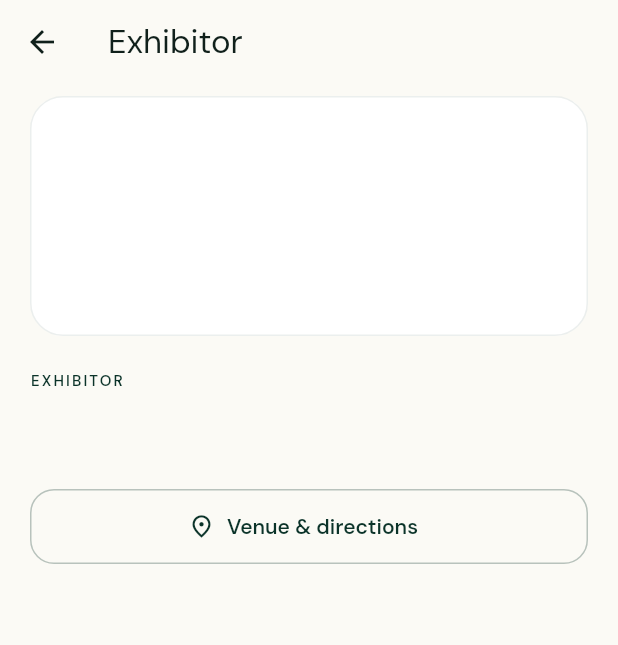
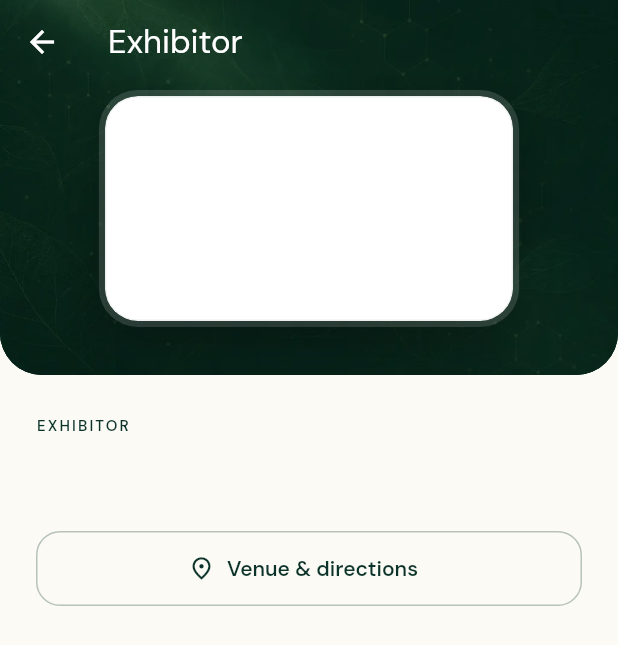
Before and after one commit to sprdh-repo/bio-connect, a Flutter app: the ExhibitorDetailScreen screen opened directly with empty values, on a phone screen of 412 x 824 dp. Shown: the top 645 px of the screen. Run offline on Flutter 3.47's test engine with Material 3 defaults, Android fonts, the phone set to English and light mode, and no system bars; our stand-ins replace cached_network_image, custom_refresh_indicator, dio, flutter_cache_manager, flutter_secure_storage, qr_flutter and 1 more; missing offline and left inert: mobile_scanner; accounts and stored records are empty; network calls fail.

Commit message:
feat(mobile): redesigned exhibitor detail with shared collapsing header
- Exhibitor detail with framed logo header, stall panel and about card
- Shared DetailHeader, HeaderFrame, DetailPanel and DetailFact widgets
- Speaker detail moved onto the shared header
- Collapsed header stays solid; the header picture fades before the title

```diff
--- a/mobile/lib/screens/exhibitors_screen.dart
+++ b/mobile/lib/screens/exhibitors_screen.dart
@@ -4,8 +4,10 @@ import 'package:provider/provider.dart';
 import '../main.dart';
 import '../models/event_content.dart';
 import '../providers/content_provider.dart';
+import '../widgets/detail_header.dart';
 import '../widgets/directory.dart';
 import '../widgets/interaction.dart';
+import '../widgets/motion.dart';
 import 'event_guide_screens.dart';
 
 enum ExhibitorSort { stall, name }
@@ -404,52 +406,122 @@ class ExhibitorDetailScreen extends StatelessWidget {
     final floorPlan =
         context.watch<ContentProvider>().content?.guide.venue.floorPlanUrl ??
         '';
+    final logoWidth = (MediaQuery.sizeOf(context).width * .68).clamp(
+      200.0,
+      300.0,
+    );
+    const logoHeight = 150.0;
     return Scaffold(
-      appBar: AppBar(title: const Text('Exhibitor')),
-      body: ListView(
-        padding: const EdgeInsets.fromLTRB(20, 8, 20, 32),
-        children: [
-          Hero(
+      body: CustomScrollView(
+        slivers: [
+          DetailHeader(
+            title: 'Exhibitor',
+            childHeight: logoHeight + 8,
+            child: Hero(
               tag: _heroTag(e),
+              child: HeaderFrame(
+                width: logoWidth,
                 child: LogoBox(
                   url: e.logoUrl,
                   name: e.name,
                   size: double.infinity,
-              height: 160,
+                  height: logoHeight,
                   radius: 22,
-              padding: 28,
+                  padding: 24,
                 ),
               ),
-          const SizedBox(height: 22),
-          const Eyebrow('EXHIBITOR'),
-          const SizedBox(height: 8),
-          SelectableText(
+            ),
+          ),
+          SliverPadding(
+            padding: const EdgeInsets.fromLTRB(24, 26, 24, 36),
+            sliver: SliverList.list(
+              children: [
+                const Reveal(child: Eyebrow('EXHIBITOR')),
+                const SizedBox(height: 10),
+                Reveal(
+                  order: 1,
+                  child: SelectableText(
                     e.name,
                     style: const TextStyle(
                       fontFamily: 'Manrope',
-              fontSize: 28,
-              height: 1.15,
+                      fontSize: 26,
+                      height: 1.18,
                       color: ink,
                     ),
                   ),
+                ),
                 if (e.stallType.isNotEmpty) ...[
-            const SizedBox(height: 10),
-            Align(alignment: Alignment.centerLeft, child: Pill(e.stallType)),
+                  const SizedBox(height: 12),
+                  Align(
+                    alignment: Alignment.centerLeft,
+                    child: Pill(e.stallType),
+                  ),
                 ],
                 // Stall and floor plan details appear only once published.
-          if (e.hasStall) ...[
+                if (e.hasStall)
+                  Reveal(
+                    order: 2,
+                    child: Padding(
+                      padding: const EdgeInsets.only(top: 20),
+                      child: _StallPanel(e, floorPlan: floorPlan),
+                    ),
+                  )
+                else if (floorPlan.isNotEmpty) ...[
                   const SizedBox(height: 20),
-            Container(
-              padding: const EdgeInsets.all(20),
-              decoration: BoxDecoration(
-                color: forest,
-                borderRadius: BorderRadius.circular(20),
+                  OutlinedButton.icon(
+                    onPressed: () => openLink(context, floorPlan),
+                    icon: const Icon(Icons.map_outlined),
+                    label: const Text('Open venue floor plan'),
                   ),
-              child: Column(
-                crossAxisAlignment: CrossAxisAlignment.start,
+                ],
+                if (e.description.isNotEmpty)
+                  Reveal(
+                    order: 3,
+                    child: Padding(
+                      padding: const EdgeInsets.only(top: 16),
+                      child: DetailPanel(
+                        padding: 18,
+                        children: [
+                          const Eyebrow('ABOUT'),
+                          const SizedBox(height: 10),
+                          SelectableText(
+                            e.description,
+                            style: const TextStyle(
+                              color: ink,
+                              height: 1.6,
+                              fontSize: 15,
+                            ),
+                          ),
+                        ],
+                      ),
+                    ),
+                  ),
+                const SizedBox(height: 24),
+                OutlinedButton.icon(
+                  onPressed: () => showGuidePage(context, const VenueScreen()),
+                  icon: const Icon(Icons.place_outlined),
+                  label: const Text('Venue & directions'),
+                ),
+              ],
+            ),
+          ),
+        ],
+      ),
+    );
+  }
+}
+
+/// Where to find the exhibitor: the stall number large, with the floor plan.
+class _StallPanel extends StatelessWidget {
+  const _StallPanel(this.exhibitor, {required this.floorPlan});
+  final Exhibitor exhibitor;
+  final String floorPlan;
+
+  @override
+  Widget build(BuildContext context) => DetailPanel(
+    padding: 18,
     children: [
       Row(
-                    crossAxisAlignment: CrossAxisAlignment.start,
         children: [
           Expanded(
             child: Column(
@@ -458,72 +530,51 @@ class ExhibitorDetailScreen extends StatelessWidget {
                 const Text(
                   'FIND THEM AT STALL',
                   style: TextStyle(
-                                color: lime,
+                    color: muted,
                     fontSize: 10,
                     fontWeight: FontWeight.w700,
                     letterSpacing: 1.3,
                   ),
                 ),
-                            const SizedBox(height: 6),
+                const SizedBox(height: 4),
                 Text(
-                              e.stallNumber,
+                  exhibitor.stallNumber,
                   style: const TextStyle(
-                                color: Colors.white,
+                    color: forest,
                     fontFamily: 'Manrope',
-                                fontSize: 40,
+                    fontSize: 38,
                     height: 1.1,
                   ),
                 ),
               ],
             ),
           ),
-                      const Icon(
+          Container(
+            width: 56,
+            height: 56,
+            decoration: BoxDecoration(
+              color: lime.withValues(alpha: .45),
+              borderRadius: BorderRadius.circular(18),
+            ),
+            child: const Icon(
               Icons.storefront_outlined,
-                        color: lime,
-                        size: 30,
+              color: forest,
+              size: 28,
+            ),
           ),
         ],
       ),
       if (floorPlan.isNotEmpty) ...[
         const SizedBox(height: 16),
-                    FilledButton.icon(
-                      onPressed: () => openLink(context, floorPlan),
-                      style: FilledButton.styleFrom(
-                        backgroundColor: lime,
-                        foregroundColor: forest,
-                      ),
-                      icon: const Icon(Icons.map_outlined),
-                      label: const Text('Open venue floor plan'),
-                    ),
-                  ],
-                ],
-              ),
-            ),
-          ] else if (floorPlan.isNotEmpty) ...[
-            const SizedBox(height: 20),
-            OutlinedButton.icon(
+        SizedBox(
+          width: double.infinity,
+          child: FilledButton.icon(
             onPressed: () => openLink(context, floorPlan),
             icon: const Icon(Icons.map_outlined),
             label: const Text('Open venue floor plan'),
           ),
-          ],
-          if (e.description.isNotEmpty) ...[
-            const SizedBox(height: 26),
-            const SectionLabel('About'),
-            const SizedBox(height: 8),
-            SelectableText(
-              e.description,
-              style: const TextStyle(color: ink, height: 1.55, fontSize: 15),
         ),
       ],
-          const SizedBox(height: 26),
-          OutlinedButton.icon(
-            onPressed: () => showGuidePage(context, const VenueScreen()),
-            icon: const Icon(Icons.place_outlined),
-            label: const Text('Venue & directions'),
-          ),
     ],
-      ),
   );
 }
-}
--- /dev/null
+++ b/mobile/lib/widgets/detail_header.dart
@@ -0,0 +1,196 @@
+import 'package:flutter/material.dart';
+import 'package:flutter/services.dart';
+
+import '../main.dart';
+
+/// A collapsing forest header for detail pages, with [child] (a portrait or
+/// logo) centred on the leaf texture.
+class DetailHeader extends StatelessWidget {
+  const DetailHeader({
+    super.key,
+    required this.title,
+    required this.childHeight,
+    required this.child,
+  });
+  final String title;
+
+  /// The height [child] needs; the header grows to fit it under the toolbar.
+  final double childHeight;
+  final Widget child;
+
+  static const radius = Radius.circular(28);
+
+  @override
+  Widget build(BuildContext context) => SliverAppBar(
+    pinned: true,
+    stretch: true,
+    // The clipped flexible space paints the header, so the bar itself stays
+    // transparent and flat while content scrolls under it.
+    backgroundColor: Colors.transparent,
+    foregroundColor: Colors.white,
+    surfaceTintColor: Colors.transparent,
+    elevation: 0,
+    scrolledUnderElevation: 0,
+    systemOverlayStyle: SystemUiOverlayStyle.light,
+    expandedHeight: childHeight + kToolbarHeight + 36,
+    title: Text(title),
+    // The flexible space is sized to the bar's current height, so the rounded
+    // clip follows the bottom edge as the header collapses.
+    flexibleSpace: ClipRRect(
+      borderRadius: const BorderRadius.vertical(bottom: radius),
+      // FlexibleSpaceBar fades its background out once collapsed; this keeps
+      // a solid bar behind the toolbar.
+      child: ColoredBox(
+        color: forest,
+        child: FlexibleSpaceBar(
+          collapseMode: CollapseMode.parallax,
+          background: DecoratedBox(
+            decoration: const BoxDecoration(
+              color: forest,
+              image: DecorationImage(
+                image: AssetImage('assets/images/pass-texture.webp'),
+                fit: BoxFit.cover,
+                colorFilter: ColorFilter.mode(
+                  Color(0x59051C17),
+                  BlendMode.srcOver,
+                ),
+              ),
+            ),
+            child: SafeArea(
+              bottom: false,
+              child: Padding(
+                padding: const EdgeInsets.only(top: kToolbarHeight, bottom: 28),
+                child: Center(child: _CollapseFade(child: child)),
+              ),
+            ),
+          ),
+        ),
+      ),
+    ),
+  );
+}
+
+/// A soft frame that lifts a portrait or logo off the header.
+class HeaderFrame extends StatelessWidget {
+  const HeaderFrame({super.key, required this.child, this.width});
+  final Widget child;
+  final double? width;
+
+  @override
+  Widget build(BuildContext context) => Container(
+    width: width,
+    padding: const EdgeInsets.all(4),
+    decoration: BoxDecoration(
+      color: Colors.white.withValues(alpha: .14),
+      borderRadius: BorderRadius.circular(26),
+      boxShadow: const [
+        BoxShadow(
+          color: Color(0x40000000),
+          blurRadius: 24,
+          offset: Offset(0, 12),
+        ),
+      ],
+    ),
+    child: ClipRRect(borderRadius: BorderRadius.circular(22), child: child),
+  );
+}
+
+/// A labelled fact with an icon tile, for detail-page panels.
+class DetailFact extends StatelessWidget {
+  const DetailFact(this.icon, this.label, this.value, {super.key});
+  final IconData icon;
+  final String label, value;
+
+  @override
+  Widget build(BuildContext context) => Padding(
+    padding: const EdgeInsets.all(10),
+    child: Row(
+      crossAxisAlignment: CrossAxisAlignment.start,
+      children: [
+        Container(
+          width: 40,
+          height: 40,
+          decoration: BoxDecoration(
+            color: cream,
+            borderRadius: BorderRadius.circular(13),
+          ),
+          child: Icon(icon, color: forest, size: 20),
+        ),
+        const SizedBox(width: 12),
+        Expanded(
+          child: Column(
+            crossAxisAlignment: CrossAxisAlignment.start,
+            children: [
+              Text(
+                label.toUpperCase(),
+                style: const TextStyle(
+                  color: muted,
+                  fontSize: 10,
+                  fontWeight: FontWeight.w700,
+                  letterSpacing: 1.2,
+                ),
+              ),
+              const SizedBox(height: 3),
+              Text(
+                value,
+                style: const TextStyle(
+                  fontSize: 15,
+                  fontWeight: FontWeight.w600,
+                  height: 1.35,
+                ),
+              ),
+            ],
+          ),
+        ),
+      ],
+    ),
+  );
+}
+
+/// A white rounded panel grouping facts or copy on a detail page.
+class DetailPanel extends StatelessWidget {
+  const DetailPanel({super.key, required this.children, this.padding = 6});
+  final List<Widget> children;
+  final double padding;
+
+  @override
+  Widget build(BuildContext context) => Container(
+    width: double.infinity,
+    padding: EdgeInsets.all(padding),
+    decoration: BoxDecoration(
+      color: Colors.white,
+      borderRadius: BorderRadius.circular(20),
+    ),
+    child: Column(
+      crossAxisAlignment: CrossAxisAlignment.start,
+      children: children,
+    ),
+  );
+}
+
+/// Fades and shrinks the header's picture as the bar collapses, so it is gone
+/// before it reaches the toolbar title.
+class _CollapseFade extends StatelessWidget {
+  const _CollapseFade({required this.child});
+  final Widget child;
+
+  @override
+  Widget build(BuildContext context) {
+    final settings = context
+        .dependOnInheritedWidgetOfExactType<FlexibleSpaceBarSettings>();
+    if (settings == null) return child;
+    final range = settings.maxExtent - settings.minExtent;
+    final open = range <= 0
+        ? 1.0
+        : ((settings.currentExtent - settings.minExtent) / range).clamp(
+            0.0,
+            1.0,
+          );
+    // Fully visible above 60% open, gone by 25%.
+    final t = ((open - .25) / .35).clamp(0.0, 1.0);
+    return Opacity(
+      opacity: Curves.easeOut.transform(t),
+      child: Transform.scale(scale: .85 + .15 * t, child: child),
+    );
+  }
+}
```
Also changed, not shown: mobile/lib/main.dart (+11 -128 lines). Lines whose indentation alone changed are shown as unchanged.
